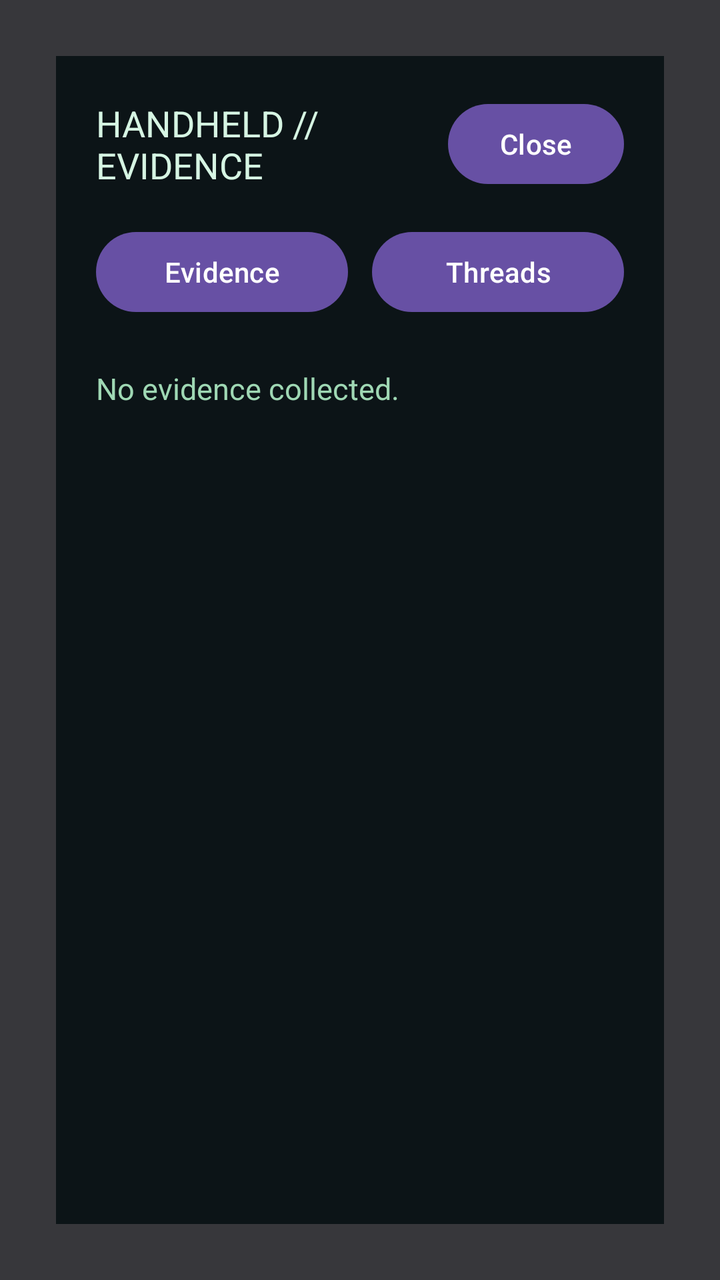
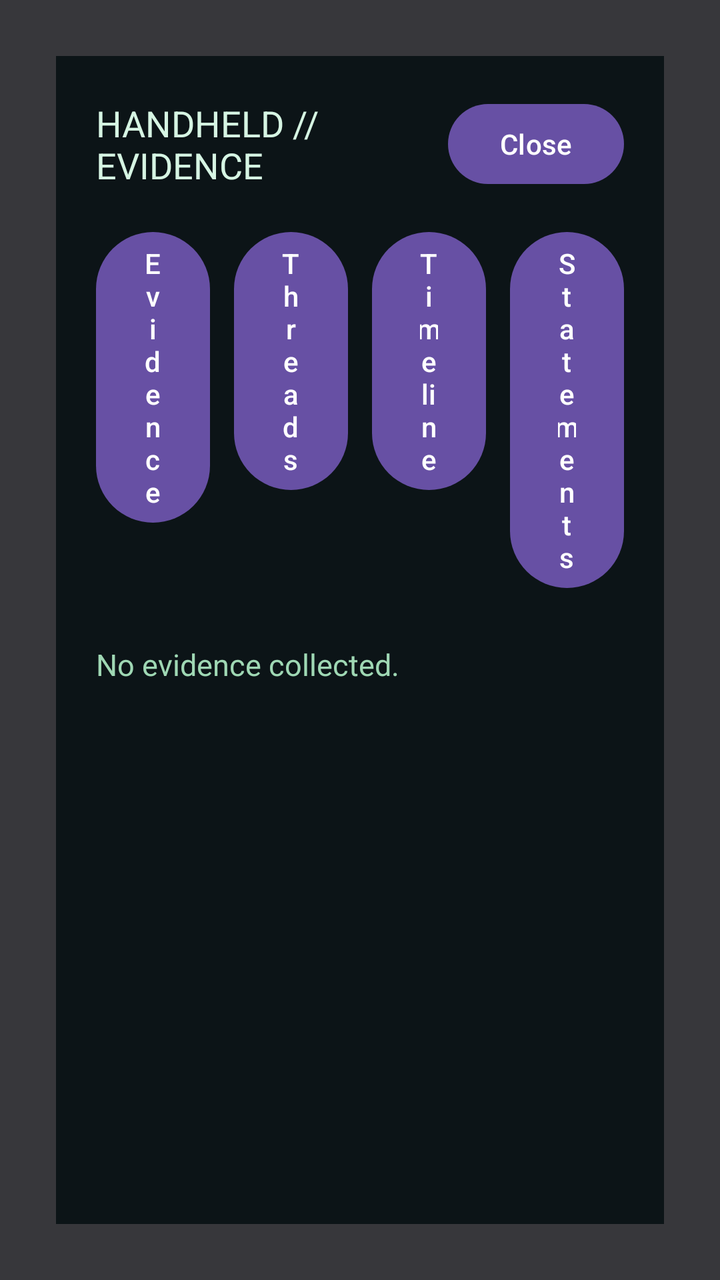

An Android layout rendered at two revisions. The XML below is the earlier revision; the diff shows what the commit changed to produce the second picture.
<!-- AndroidManifest.xml: application theme Theme.TraceRoute -->
<!-- res/layout/fragment_handheld.xml -->
<?xml version="1.0" encoding="utf-8"?>
<FrameLayout xmlns:android="http://schemas.android.com/apk/res/android"
    android:id="@+id/handheld_root"
    android:layout_width="match_parent"
    android:layout_height="match_parent"
    android:background="#CC05080A">

    <LinearLayout
        android:id="@+id/handheld_panel"
        android:layout_width="match_parent"
        android:layout_height="match_parent"
        android:layout_margin="28dp"
        android:background="#E8081114"
        android:orientation="vertical"
        android:padding="20dp">

        <LinearLayout
            android:id="@+id/handheld_header"
            android:layout_width="match_parent"
            android:layout_height="wrap_content"
            android:gravity="center_vertical"
            android:orientation="horizontal">

            <TextView
                android:id="@+id/handheld_title"
                android:layout_width="0dp"
                android:layout_height="wrap_content"
                android:layout_weight="1"
                android:text="HANDHELD // EVIDENCE"
                android:textColor="#D6F5E3"
                android:textSize="18sp" />

            <Button
                android:id="@+id/handheld_close_button"
                android:layout_width="wrap_content"
                android:layout_height="wrap_content"
                android:text="Close" />

        </LinearLayout>

        <LinearLayout
            android:id="@+id/handheld_tab_row"
            android:layout_width="match_parent"
            android:layout_height="wrap_content"
            android:layout_marginTop="16dp"
            android:orientation="horizontal">

            <Button
                android:id="@+id/handheld_evidence_tab"
                android:layout_width="0dp"
                android:layout_height="wrap_content"
                android:layout_weight="1"
                android:text="Evidence" />

            <Button
                android:id="@+id/handheld_threads_tab"
                android:layout_width="0dp"
                android:layout_height="wrap_content"
                android:layout_marginStart="12dp"
                android:layout_weight="1"
                android:text="Threads" />

        </LinearLayout>

        <TextView
            android:id="@+id/handheld_empty_text"
            android:layout_width="match_parent"
            android:layout_height="wrap_content"
            android:layout_marginTop="24dp"
            android:text="No evidence collected."
            android:textColor="#9FD8B4"
            android:textSize="15sp" />

        <ScrollView
            android:id="@+id/handheld_evidence_scroll"
            android:layout_width="match_parent"
            android:layout_height="0dp"
            android:layout_marginTop="16dp"
            android:layout_weight="1">

            <LinearLayout
                android:id="@+id/handheld_evidence_list"
                android:layout_width="match_parent"
                android:layout_height="wrap_content"
                android:orientation="vertical" />

        </ScrollView>

    </LinearLayout>

</FrameLayout>
<!-- resources referenced by this layout -->
<resources>
  <style name="Theme.TraceRoute" parent="Base.Theme.TraceRoute" />
  <style name="Base.Theme.TraceRoute" parent="Theme.Material3.DayNight.NoActionBar">
          
          
      </style>
</resources>

<!-- the commit's change to res/layout/fragment_handheld.xml (unified diff, before → after) -->
@@ -60,6 +60,22 @@
                 android:layout_weight="1"
                 android:text="Threads" />
 
+            <Button
+                android:id="@+id/handheld_timeline_tab"
+                android:layout_width="0dp"
+                android:layout_height="wrap_content"
+                android:layout_marginStart="12dp"
+                android:layout_weight="1"
+                android:text="Timeline" />
+
+            <Button
+                android:id="@+id/handheld_statements_tab"
+                android:layout_width="0dp"
+                android:layout_height="wrap_content"
+                android:layout_marginStart="12dp"
+                android:layout_weight="1"
+                android:text="Statements" />
+
         </LinearLayout>
 
         <TextView
